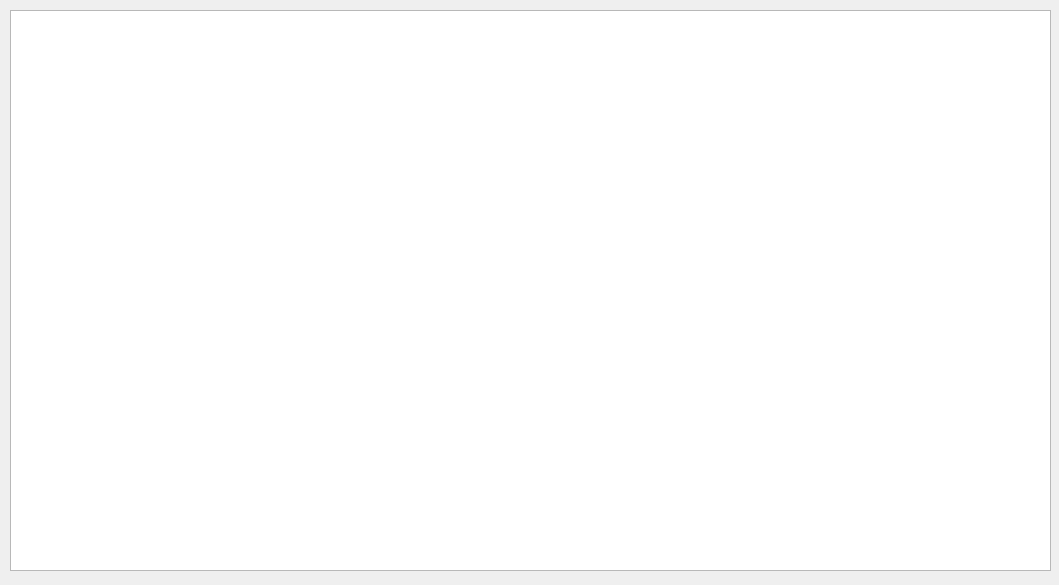
Before: the Qt Designer form sources/gearsview.ui in Endo13/BikeEquipmentManager, drawn with Qt 5.
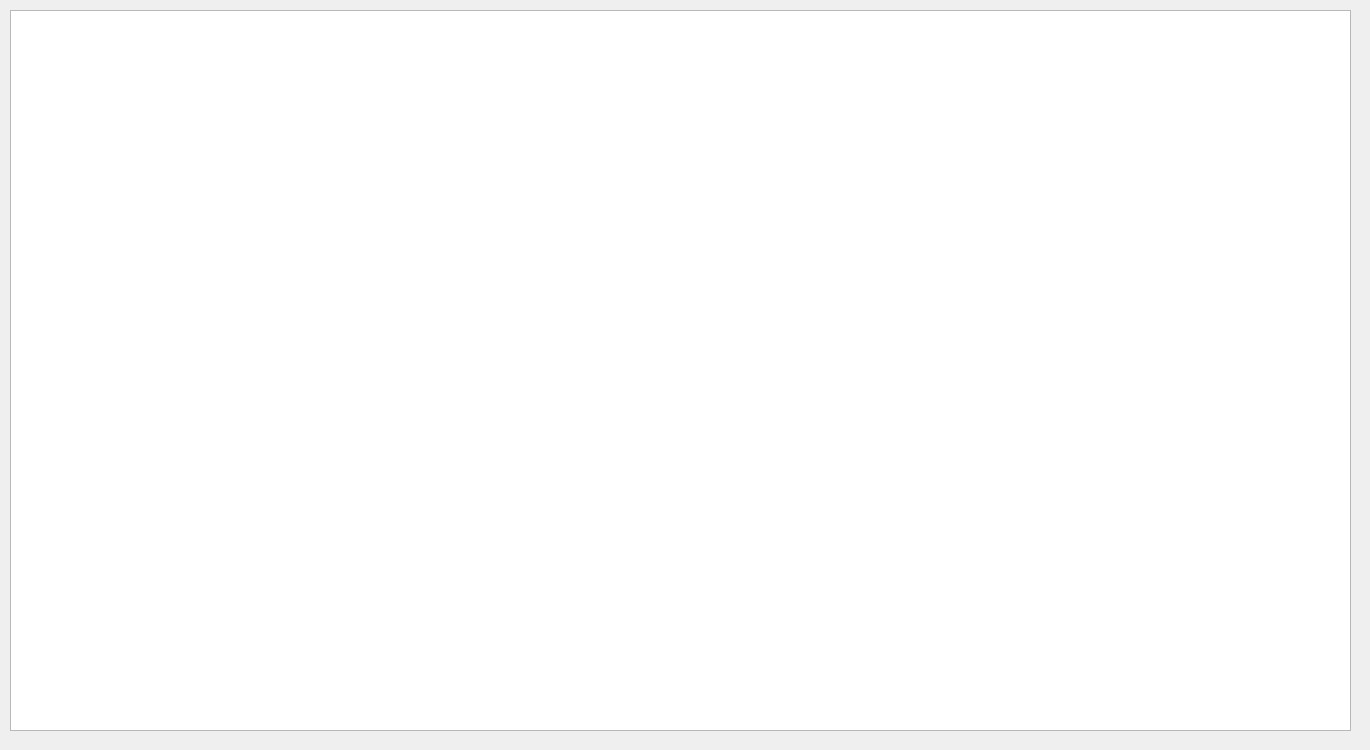
After: the same form once the commit is applied.

The edit to the form file:
```diff
--- a/sources/gearsview.ui
+++ b/sources/gearsview.ui
@@ -6,8 +6,8 @@
    <rect>
     <x>0</x>
     <y>0</y>
-    <width>1059</width>
-    <height>585</height>
+    <width>1370</width>
+    <height>750</height>
    </rect>
   </property>
   <property name="windowTitle">
@@ -18,13 +18,53 @@
     <rect>
      <x>10</x>
      <y>10</y>
-     <width>1041</width>
-     <height>561</height>
+     <width>1341</width>
+     <height>721</height>
     </rect>
    </property>
    <layout class="QHBoxLayout" name="horizontalLayout">
+    <property name="sizeConstraint">
+     <enum>QLayout::SetNoConstraint</enum>
+    </property>
     <item>
-     <widget class="QTableView" name="twGears"/>
+     <widget class="QTableView" name="twGears">
+      <property name="sizePolicy">
+       <sizepolicy hsizetype="MinimumExpanding" vsizetype="MinimumExpanding">
+        <horstretch>0</horstretch>
+        <verstretch>0</verstretch>
+       </sizepolicy>
+      </property>
+      <property name="sizeAdjustPolicy">
+       <enum>QAbstractScrollArea::AdjustToContents</enum>
+      </property>
+      <property name="editTriggers">
+       <set>QAbstractItemView::NoEditTriggers</set>
+      </property>
+      <property name="alternatingRowColors">
+       <bool>true</bool>
+      </property>
+      <property name="selectionBehavior">
+       <enum>QAbstractItemView::SelectRows</enum>
+      </property>
+      <attribute name="horizontalHeaderCascadingSectionResizes">
+       <bool>true</bool>
+      </attribute>
+      <attribute name="horizontalHeaderMinimumSectionSize">
+       <number>50</number>
+      </attribute>
+      <attribute name="horizontalHeaderShowSortIndicator" stdset="0">
+       <bool>false</bool>
+      </attribute>
+      <attribute name="horizontalHeaderStretchLastSection">
+       <bool>false</bool>
+      </attribute>
+      <attribute name="verticalHeaderCascadingSectionResizes">
+       <bool>true</bool>
+      </attribute>
+      <attribute name="verticalHeaderStretchLastSection">
+       <bool>false</bool>
+      </attribute>
+     </widget>
     </item>
    </layout>
   </widget>
```
